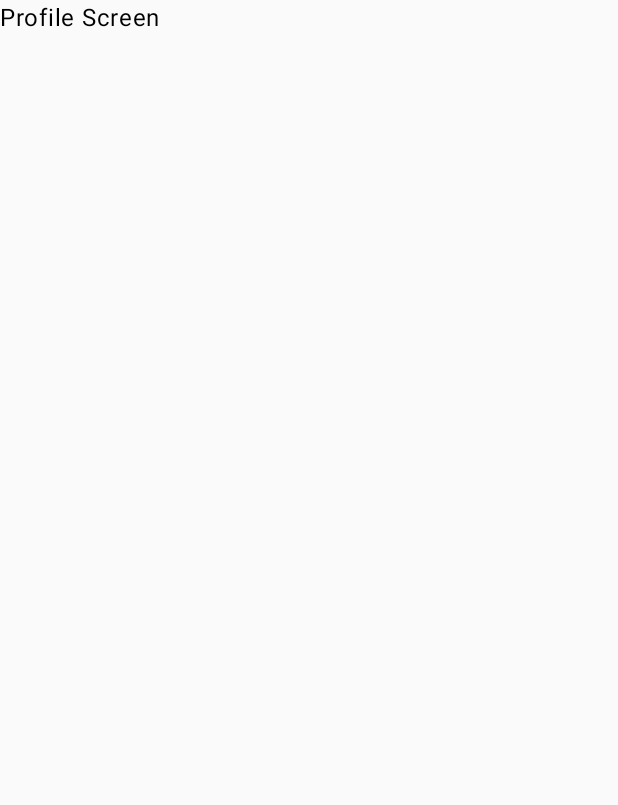
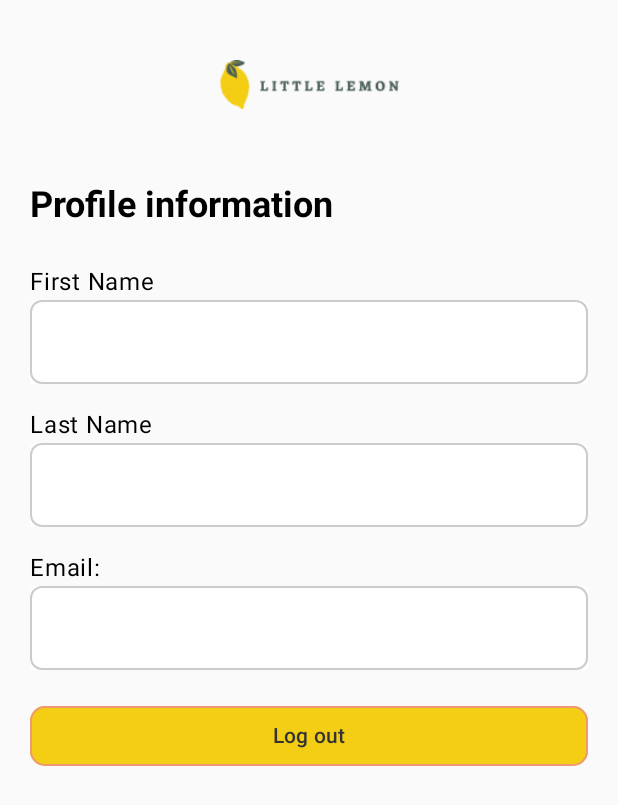
Before and after one commit to lgarciaruiz/little-lemon, an Android app built with Jetpack Compose: the Profile screen opened through its navigation route, on a phone screen of 412 x 824 dp. Before the commit the part shown is almost empty. Shown: the top 805 px of the screen. Run offline under Robolectric (Android 15) with nearby library versions, the phone set to English and light mode, and no system bars.

Commit message:
created Profile screen and structured project

```diff
--- /dev/null
+++ b/app/src/main/java/com/example/littlelemon/composables/HeaderLogo.kt
@@ -0,0 +1,23 @@
+package com.example.littlelemon.composables
+
+import androidx.compose.foundation.Image
+import androidx.compose.foundation.layout.padding
+import androidx.compose.foundation.layout.width
+import androidx.compose.runtime.Composable
+import androidx.compose.ui.Modifier
+import androidx.compose.ui.layout.ContentScale
+import androidx.compose.ui.res.painterResource
+import androidx.compose.ui.unit.dp
+import com.example.littlelemon.R
+
+@Composable
+fun HeaderLogo(modifier: Modifier = Modifier) {
+        Image(
+            painterResource(id = R.drawable.logo),
+            contentDescription = "Little Lemon Logo",
+            contentScale = ContentScale.FillWidth,
+            modifier = modifier
+                .padding(0.dp, 40.dp)
+                .width(150.dp)
+        )
+}
--- /dev/null
+++ b/app/src/main/java/com/example/littlelemon/composables/Input.kt
@@ -0,0 +1,62 @@
+package com.example.littlelemon.composables
+
+import androidx.compose.foundation.border
+import androidx.compose.foundation.layout.fillMaxWidth
+import androidx.compose.foundation.layout.padding
+import androidx.compose.foundation.shape.RoundedCornerShape
+import androidx.compose.material3.Text
+import androidx.compose.material3.TextField
+import androidx.compose.material3.TextFieldDefaults
+import androidx.compose.runtime.Composable
+import androidx.compose.ui.Modifier
+import androidx.compose.ui.graphics.Color
+import androidx.compose.ui.tooling.preview.Preview
+import androidx.compose.ui.unit.dp
+
+@Composable
+fun LLInput(
+    modifier: Modifier = Modifier,
+    label: String? = null,
+    text: String,
+    placeholderText: String = "",
+    showError: Boolean = false,
+    onChange: (String)-> Unit
+) {
+    TextField(
+        value = text,
+        colors = TextFieldDefaults.colors(
+            focusedContainerColor = Color.White,
+            unfocusedContainerColor = Color.White,
+            focusedIndicatorColor = Color.White,
+            unfocusedIndicatorColor = Color.White,
+            errorContainerColor = Color.White,
+            errorIndicatorColor = Color.White
+        ),
+        isError = showError,
+        onValueChange = { onChange(it) },
+        //notice if statement is outside of Unit
+        label = if (label.isNullOrEmpty()) null else { { Text(label) } },
+        placeholder = { Text(text = placeholderText) },
+        modifier = modifier.fillMaxWidth()
+            .border(1.dp, Color.LightGray, RoundedCornerShape(8.dp))
+    )
+    if(showError) {
+        Text(
+            text = "This field is required",
+            color = Color.Red,
+            modifier = Modifier.padding(top = 5.dp)
+        )
+    }
+}
+
+@Composable
+@Preview
+fun LLInputPreview() {
+    LLInput(
+        label = "First Name",
+        text = "",
+        placeholderText = "First Name",
+        showError = false,
+        onChange = {}
+    )
+}
--- a/app/src/main/java/com/example/littlelemon/composables/NavigationComposable.kt
+++ b/app/src/main/java/com/example/littlelemon/composables/NavigationComposable.kt
@@ -1,5 +1,4 @@
 package com.example.littlelemon.composables
-import android.content.Context
 import com.example.littlelemon.destinations.Onboarding as OnboardingDestination
 import androidx.compose.runtime.Composable
 import androidx.compose.ui.platform.LocalContext
@@ -8,13 +7,16 @@ import androidx.navigation.compose.NavHost
 import androidx.navigation.compose.composable
 import com.example.littlelemon.destinations.Home
 import com.example.littlelemon.destinations.Profile
+import com.example.littlelemon.screens.Home
+import com.example.littlelemon.screens.Onboarding
+import com.example.littlelemon.screens.Profile
 import com.example.littlelemon.storage.UserPreferences
 
 
 @Composable
 fun NavigationComposable(navController: NavHostController) {
     val userSettings = UserPreferences.getUser(LocalContext.current)
-    val startDestination = if (userSettings == null) OnboardingDestination.route else Home.route
+    val startDestination = if (userSettings == null) OnboardingDestination.route else Profile.route
 
     NavHost(navController = navController, startDestination = startDestination) {
         composable(OnboardingDestination.route){
@@ -24,7 +26,7 @@ fun NavigationComposable(navController: NavHostController) {
             Home()
         }
         composable(Profile.route){
-            Profile()
+            Profile(navHostController = navController)
         }
     }
 }
--- a/app/src/main/java/com/example/littlelemon/composables/Profile.kt
+++ /dev/null
@@ -1,9 +0,0 @@
-package com.example.littlelemon.composables
-
-import androidx.compose.material3.Text
-import androidx.compose.runtime.Composable
-
-@Composable
-fun Profile(){
-    Text("Profile Screen")
-}
--- /dev/null
+++ b/app/src/main/java/com/example/littlelemon/screens/Profile.kt
@@ -0,0 +1,76 @@
+package com.example.littlelemon.screens
+
+import androidx.compose.foundation.layout.Column
+import androidx.compose.foundation.layout.fillMaxWidth
+import androidx.compose.foundation.layout.padding
+import androidx.compose.material3.Text
+
+import androidx.compose.runtime.Composable
+import androidx.compose.ui.Alignment
+import androidx.compose.ui.Modifier
+import androidx.compose.ui.platform.LocalContext
+import androidx.compose.ui.text.TextStyle
+import androidx.compose.ui.text.font.FontWeight
+import androidx.compose.ui.tooling.preview.Preview
+import androidx.compose.ui.unit.dp
+import androidx.compose.ui.unit.sp
+import androidx.navigation.NavHostController
+import androidx.navigation.compose.rememberNavController
+import com.example.littlelemon.composables.HeaderLogo
+import com.example.littlelemon.composables.LLButton
+import com.example.littlelemon.composables.LLInput
+import com.example.littlelemon.destinations.Onboarding
+import com.example.littlelemon.storage.UserPreferences
+import com.example.littlelemon.storage.UserPreferences.getUser
+
+@Composable
+fun Profile(modifier: Modifier = Modifier, navHostController: NavHostController) {
+    val context = LocalContext.current
+    val getUser = getUser(context)
+    Column(modifier = modifier.fillMaxWidth().padding(20.dp, 0.dp)) {
+        HeaderLogo(modifier = modifier.align(Alignment.CenterHorizontally))
+        Text("Profile information",
+            modifier= Modifier
+                .padding(0.dp, 10.dp),
+            style = TextStyle(fontWeight = FontWeight.Bold, fontSize = 24.sp)
+
+        )
+        Text(
+            "First Name",
+            modifier= Modifier.padding(0.dp, 15.dp, 0.dp)
+        )
+        LLInput(
+            text = getUser?.firstName ?: ""
+        ){}
+        Text(
+            "Last Name",
+            modifier= Modifier.padding(0.dp, 15.dp, 0.dp)
+        )
+        LLInput(
+            text = getUser?.lastName ?: ""
+        ){}
+        Text(
+            "Email:",
+            modifier= Modifier.padding(0.dp, 15.dp, 0.dp)
+        )
+        LLInput(
+            text = getUser?.email ?: ""
+        ){}
+        LLButton(
+            text = "Log out",
+            modifier = Modifier
+                .fillMaxWidth()
+                .padding(0.dp, 20.dp, 0.dp)
+        ) {
+            UserPreferences.clearUser(context)
+            navHostController.navigate(Onboarding.route)
+        }
+    }
+}
+
+@Composable
+@Preview
+fun ProfilePreview(){
+    val navHostController = rememberNavController()
+    Profile(navHostController = navHostController)
+}
```
Also changed, not shown: app/src/main/java/com/example/littlelemon/composables/Home.kt (deleted, +0 -9 lines), app/src/main/java/com/example/littlelemon/composables/Onboarding.kt (deleted, +0 -127 lines), app/src/main/java/com/example/littlelemon/screens/Home.kt (added, +14 -0 lines), app/src/main/java/com/example/littlelemon/screens/Onboarding.kt (added, +75 -0 lines).
